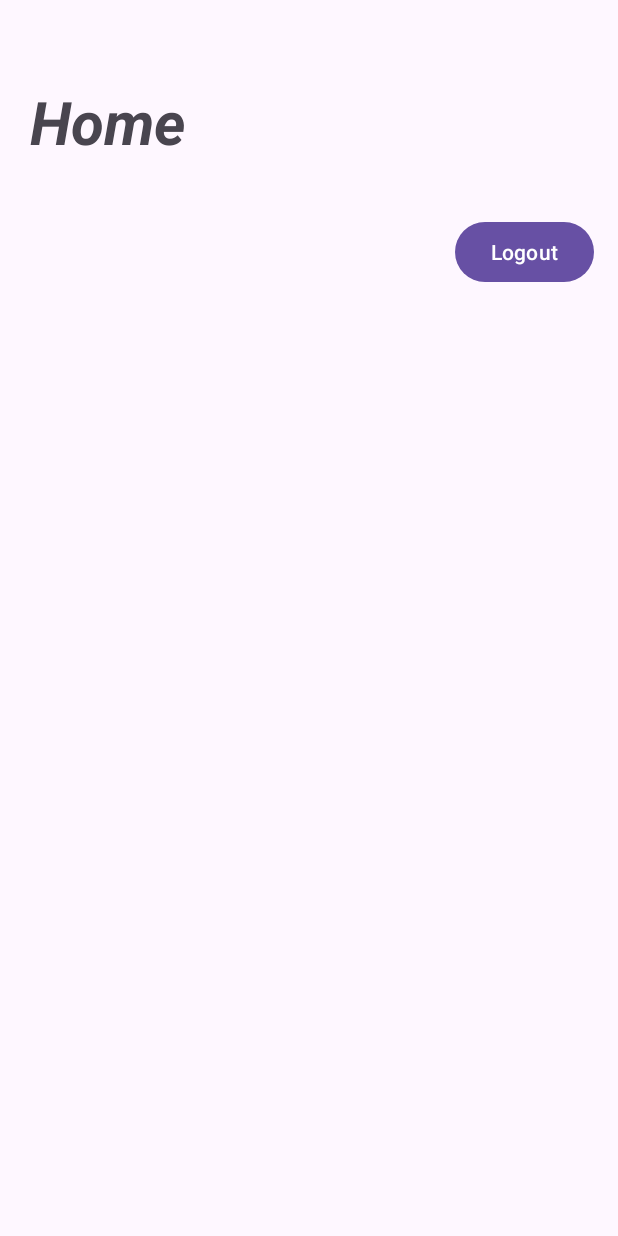
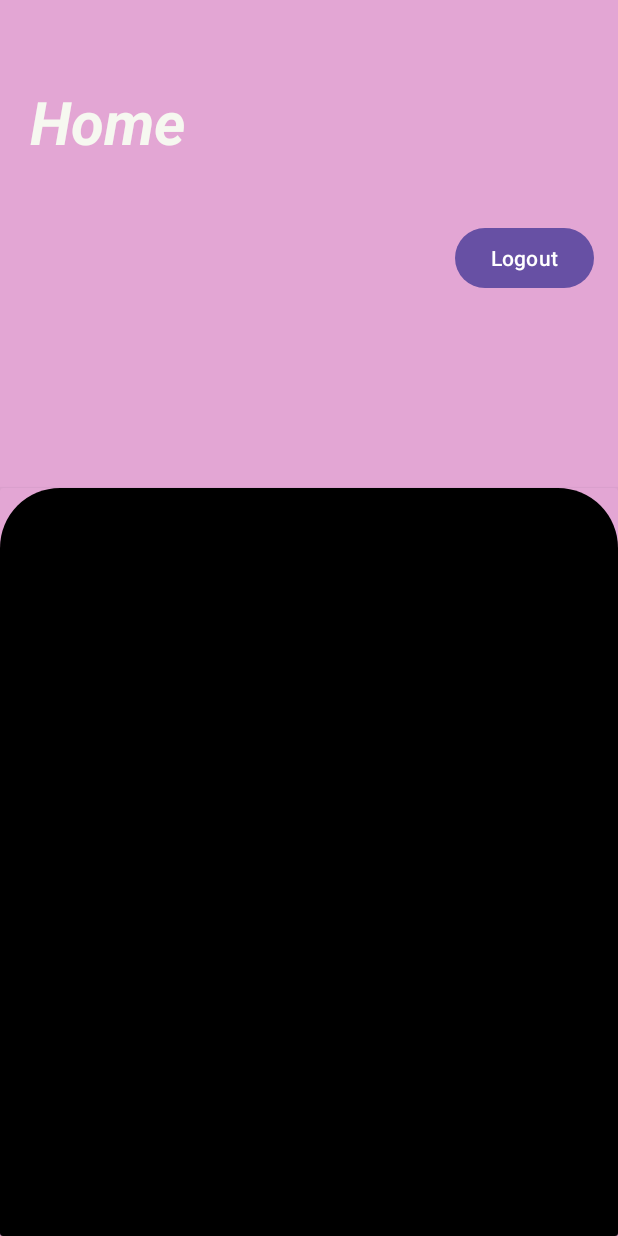
Before and after one commit to I-m-a-Dude/IS_Project, an Android app: the HomeActivity screen opened directly, with no data from a screen before it, on a phone screen of 412 x 824 dp. Run offline under Robolectric (Android 15) with nearby library versions, the phone set to English and light mode, and no system bars.

Commit message:
10th time

```diff
--- /dev/null
+++ b/app/src/main/res/drawable/home_reg_stil.xml
@@ -0,0 +1,5 @@
+<?xml version="1.0" encoding="utf-8"?>
+<shape xmlns:android="http://schemas.android.com/apk/res/android">
+    <solid android:color="#252525"/>
+    <corners android:topLeftRadius="35dp" android:topRightRadius="35dp" android:bottomLeftRadius="0dp" android:bottomRightRadius="0dp"/>
+</shape>
--- a/app/src/main/res/drawable/reg_stil.xml
+++ b/app/src/main/res/drawable/reg_stil.xml
@@ -1,5 +1,6 @@
+<?xml version="1.0" encoding="utf-8"?>
 <shape xmlns:android="http://schemas.android.com/apk/res/android">
     <solid android:color="#000000"/>
     <!--  Charcoal black color  -->
-    <corners android:topLeftRadius="20dp" android:topRightRadius="20dp" android:bottomLeftRadius="0dp" android:bottomRightRadius="0dp"/>
+    <corners android:topLeftRadius="40dp" android:topRightRadius="40dp" android:bottomLeftRadius="0dp" android:bottomRightRadius="0dp"/>
 </shape>
--- a/app/src/main/res/layout/activity_home.xml
+++ b/app/src/main/res/layout/activity_home.xml
@@ -1,17 +1,18 @@
 <?xml version="1.0" encoding="utf-8"?>
-<androidx.constraintlayout.widget.ConstraintLayout
-    xmlns:android="http://schemas.android.com/apk/res/android"
+<androidx.constraintlayout.widget.ConstraintLayout xmlns:android="http://schemas.android.com/apk/res/android"
     xmlns:app="http://schemas.android.com/apk/res-auto"
     xmlns:tools="http://schemas.android.com/tools"
     android:id="@+id/Home"
     android:layout_width="match_parent"
-    android:layout_height="match_parent">
+    android:layout_height="match_parent"
+    android:background="#E3A6D4">
 
     <TextView
         android:id="@+id/Home_Txt"
         android:layout_width="wrap_content"
         android:layout_height="wrap_content"
         android:text="Home"
+        android:textColor="#FFF6F8F0"
         android:textSize="40dp"
         android:textStyle="bold|italic"
         app:layout_constraintBottom_toBottomOf="parent"
@@ -27,10 +28,42 @@
         android:layout_height="wrap_content"
         android:layout_marginStart="16dp"
         android:layout_marginEnd="16dp"
-        android:layout_marginBottom="632dp"
+        android:layout_marginBottom="628dp"
         android:text="Logout"
         app:layout_constraintBottom_toBottomOf="parent"
         app:layout_constraintEnd_toEndOf="parent"
         app:layout_constraintHorizontal_bias="1.0"
         app:layout_constraintStart_toStartOf="parent" />
+
+    <View
+        android:id="@+id/divider4"
+        android:layout_width="match_parent"
+        android:layout_height="1dp"
+        android:layout_marginTop="216dp"
+        android:background="#FFE3A6D4"
+        app:layout_constraintEnd_toEndOf="parent"
+        app:layout_constraintStart_toStartOf="parent"
+        app:layout_constraintTop_toBottomOf="@+id/Home_Txt" />
+
+    <androidx.cardview.widget.CardView
+        android:id="@+id/cardView"
+        android:layout_width="match_parent"
+        android:layout_height="0dp"
+        android:background="@drawable/home_reg_stil"
+        app:cardBackgroundColor="#FFE3A6D4"
+        app:layout_constraintBottom_toBottomOf="parent"
+        app:layout_constraintTop_toBottomOf="@+id/divider4">
+
+        <androidx.constraintlayout.widget.ConstraintLayout
+            android:layout_width="match_parent"
+            android:layout_height="match_parent"
+            android:background="@drawable/reg_stil" >
+
+            <ScrollView
+                android:layout_width="match_parent"
+                android:layout_height="match_parent" />
+        </androidx.constraintlayout.widget.ConstraintLayout>
+
+    </androidx.cardview.widget.CardView>
+
 </androidx.constraintlayout.widget.ConstraintLayout>
--- a/app/src/main/res/layout/activity_login.xml
+++ b/app/src/main/res/layout/activity_login.xml
@@ -42,7 +42,7 @@
         android:layout_width="match_parent"
         android:layout_height="0dp"
         android:background="@drawable/reg_stil"
-        app:cardBackgroundColor="#0C0C0C"
+        app:cardBackgroundColor="#C8A2C8"
         app:layout_constraintBottom_toBottomOf="parent"
         app:layout_constraintTop_toBottomOf="@+id/divider2">
 
--- a/app/src/main/res/layout/activity_register.xml
+++ b/app/src/main/res/layout/activity_register.xml
@@ -42,7 +42,7 @@
         android:layout_width="match_parent"
         android:layout_height="0dp"
         android:background="@drawable/reg_stil"
-        app:cardBackgroundColor="#0C0C0C"
+        app:cardBackgroundColor="#C8A2C8"
         app:layout_constraintBottom_toBottomOf="parent"
         app:layout_constraintTop_toBottomOf="@+id/divider2">
 
```
Also changed, not shown: app/src/main/java/com/toto/proiect_is/screen/LogInActivity.java (+47 -36 lines), app/src/main/java/com/toto/proiect_is/screen/RegisterActivity.java (+29 -7 lines).
